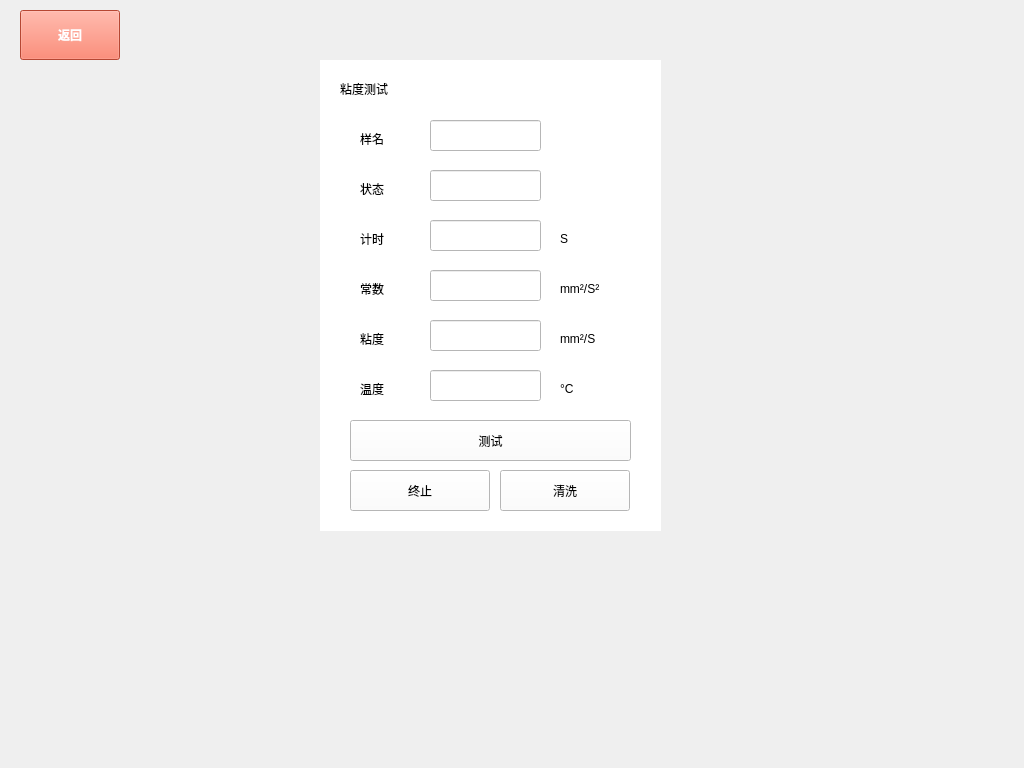
This is viscomtertest.ui in 1996zjun/foutinone as Qt 5 draws it before an edit. The edited form follows.
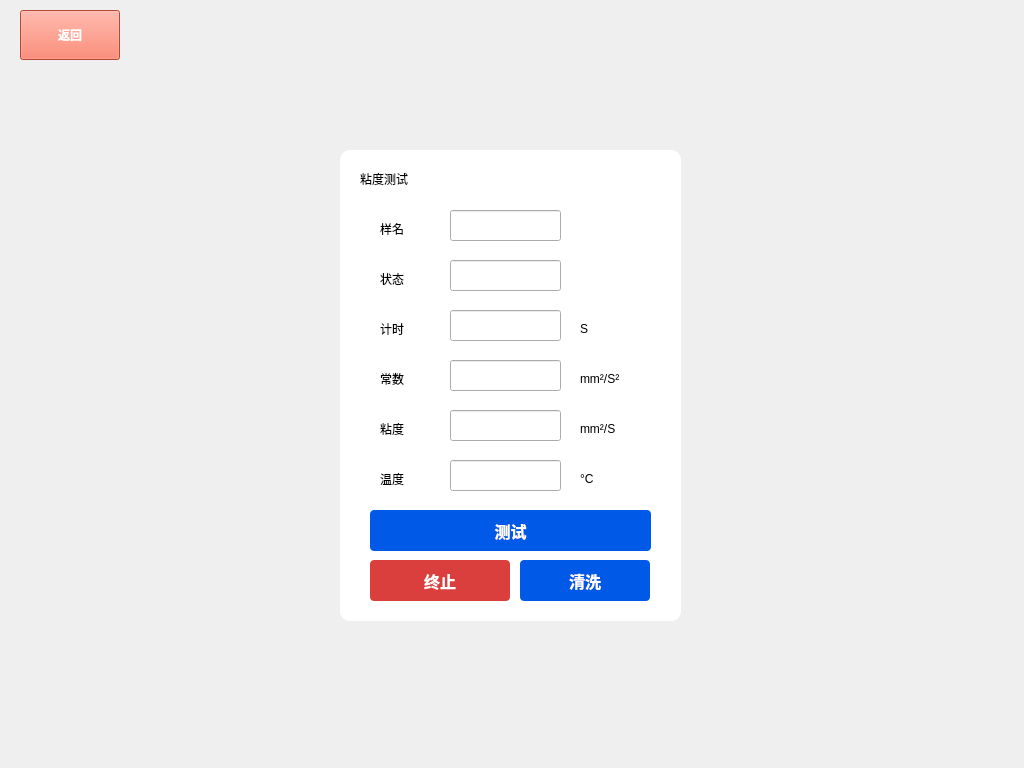
This is the edited form.

What changed in the file:
```diff
--- a/viscomtertest.ui
+++ b/viscomtertest.ui
@@ -19,17 +19,20 @@
   <property name="styleSheet">
    <string notr="true"/>
   </property>
-  <widget class="QWidget" name="widget" native="true">
+  <widget class="QWidget" name="boxWidget" native="true">
    <property name="geometry">
     <rect>
-     <x>320</x>
-     <y>60</y>
+     <x>340</x>
+     <y>150</y>
      <width>341</width>
      <height>471</height>
     </rect>
    </property>
    <property name="styleSheet">
-    <string notr="true">background: #fff;</string>
+    <string notr="true">#boxWidget {
+background: #fff;
+border-radius: 10px
+}</string>
    </property>
    <widget class="QLabel" name="label">
     <property name="geometry">
@@ -230,6 +233,16 @@
       <height>41</height>
      </rect>
     </property>
+    <property name="styleSheet">
+     <string notr="true">
+background: #005AE7;
+border-radius: 4px;
+font-weight: 800;
+font-size: 16px;
+color: #FFFFFE;
+text-align: center;
+font-style: normal;</string>
+    </property>
     <property name="text">
      <string>测试</string>
     </property>
@@ -243,6 +256,17 @@
       <height>41</height>
      </rect>
     </property>
+    <property name="styleSheet">
+     <string notr="true">QPushButton {
+background: #DB3F3D;
+border-radius: 4px;
+font-weight: 800;
+font-size: 16px;
+color: #FFFFFE;
+text-align: center;
+font-style: normal;
+}</string>
+    </property>
     <property name="text">
      <string>终止</string>
     </property>
@@ -256,6 +280,17 @@
       <height>41</height>
      </rect>
     </property>
+    <property name="styleSheet">
+     <string notr="true">QPushButton {
+background: #005AE7;
+border-radius: 4px;
+font-weight: 800;
+font-size: 16px;
+color: #FFFFFE;
+text-align: center;
+font-style: normal;
+}</string>
+    </property>
     <property name="text">
      <string>清洗</string>
     </property>
```
